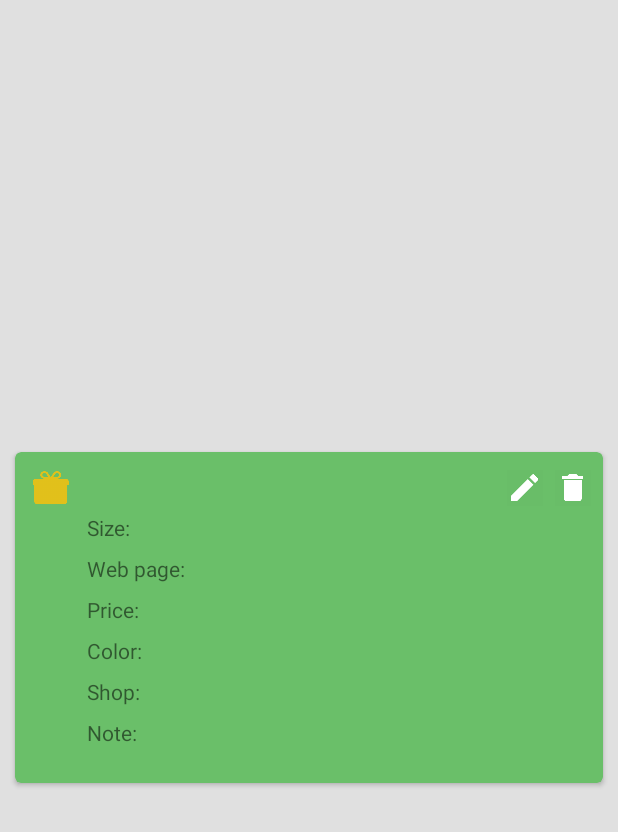
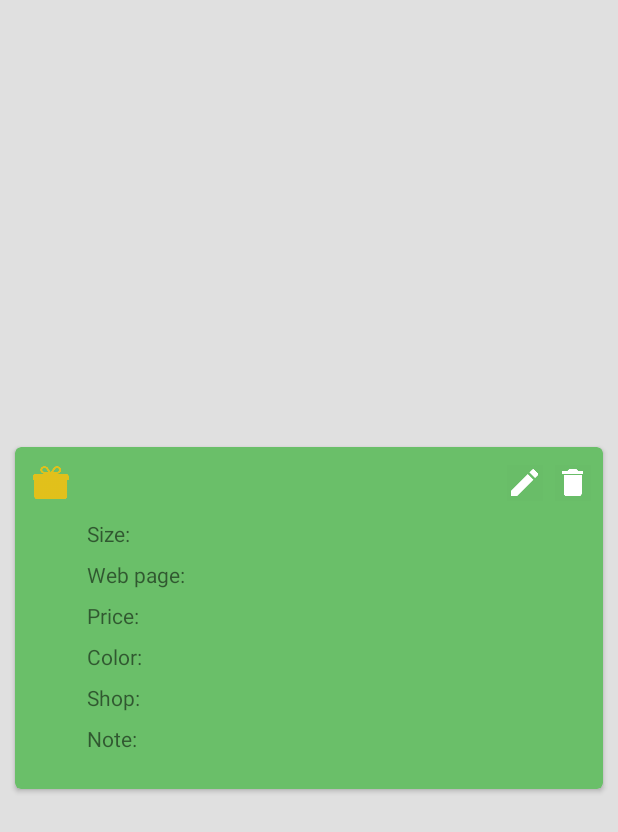
Before and after one commit to mikjo15/WishList_Project, an Android app: the layout item_list_recycleview.xml on its own in the app's theme, with its tools: preview values and no code run, on a phone screen of 412 x 824 dp. Shown: the top 832 px of the screen. Run offline under Robolectric (Android 15) with nearby library versions, the phone set to English and light mode, and no system bars.

Commit message:
Nu på flottere card når man ikke udfylder alle felter

```diff
--- a/app/src/main/res/layout/item_list_recycleview.xml
+++ b/app/src/main/res/layout/item_list_recycleview.xml
@@ -28,15 +28,15 @@
             android:textColor="@color/colorPrimaryDark"
             android:textSize="18sp"
             android:textStyle="bold"
-            app:layout_constraintStart_toEndOf="@+id/imageView"
-            app:layout_constraintTop_toTopOf="@+id/imageView" />
+            app:layout_constraintBottom_toBottomOf="@+id/imageView"
+            app:layout_constraintStart_toEndOf="@+id/imageView" />
 
         <android.support.constraint.Guideline
             android:id="@+id/guideline"
             android:layout_width="wrap_content"
             android:layout_height="wrap_content"
             android:orientation="vertical"
-            app:layout_constraintGuide_percent="0.45" />
+            app:layout_constraintGuide_percent="0.55" />
 
         <TextView
             android:id="@+id/textView_size"
@@ -202,6 +202,14 @@
             app:layout_constraintTop_toTopOf="parent"
             card_view:srcCompat="@drawable/ic_create_white_24dp" />
 
+        <TextView
+            android:id="@+id/textView_empty"
+            android:layout_width="wrap_content"
+            android:layout_height="wrap_content"
+            app:layout_constraintBottom_toBottomOf="parent"
+            app:layout_constraintStart_toStartOf="@+id/textView_note"
+            app:layout_constraintTop_toBottomOf="@+id/textView_note" />
+
     </android.support.constraint.ConstraintLayout>
 
     </android.support.v7.widget.CardView>
```
